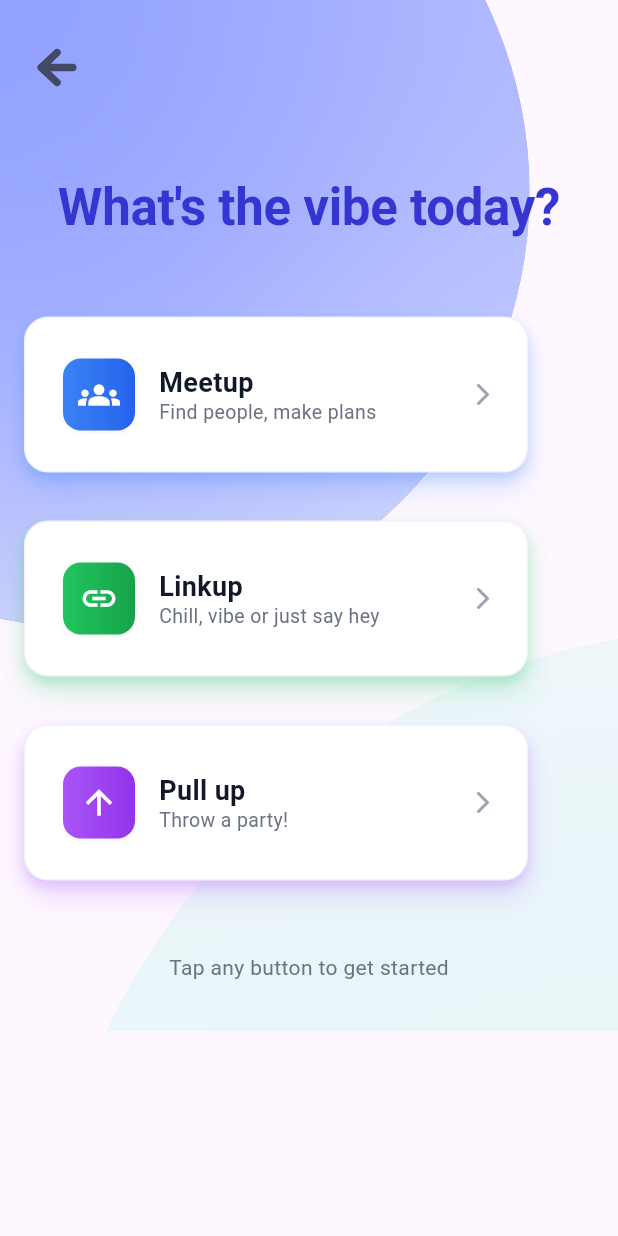
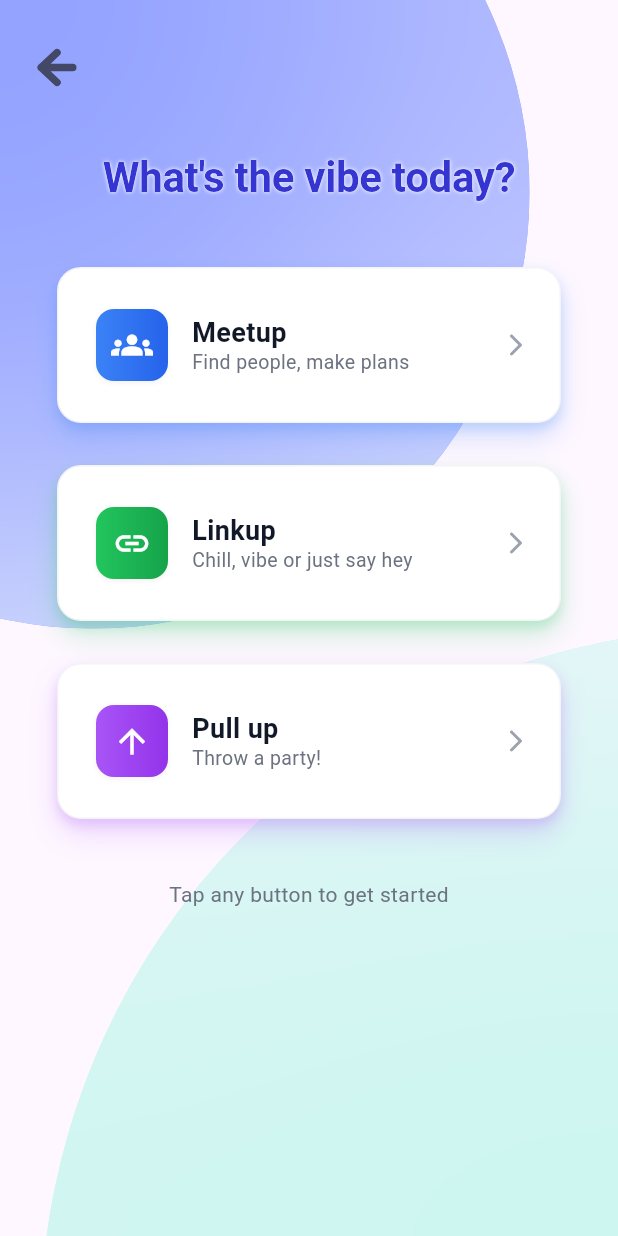
Before and after one commit to jeffreyz0421/LinkUp, a Flutter app: the screen it shows after launch, after a tap on the "add" icon, on a phone screen of 412 x 824 dp. Run offline on Flutter 3.47's test engine with Material 3 defaults, Android fonts, the phone set to English and light mode, and no system bars; our stand-ins replace flutter_dotenv, geocoding, geolocator, image_picker, permission_handler, shared_preferences; missing offline and left inert: mapbox_maps_flutter; network calls fail; statements that could not run were skipped.

Commit message:
Frontend: updated CAS & Links

```diff
--- a/frontend/lib/CAS.dart
+++ b/frontend/lib/CAS.dart
@@ -22,10 +22,11 @@ class CASScreen extends StatelessWidget {
   @override
   Widget build(BuildContext context) {
     return Scaffold(
-      body: Stack(
+      body: SizedBox.expand(
+        child: Stack(
           children: [
             // ------------------------------------------------------------------
-          // Background blobs
+            // Background blobs (stretch to full screen)
             // ------------------------------------------------------------------
             const _BlurCircle(
               diameter: 934,
@@ -66,25 +67,58 @@ class CASScreen extends StatelessWidget {
                       ),
                     ),
 
-                  const SizedBox(height: 48),
+                    const SizedBox(height: 32),
 
-                  // Title
+                    // Title with white outline behind
                     Center(
-                    child: Text(
+                      child: Stack(
+                        children: [
+                          // White glow / outline version
+                          const Text(
                             "What's the vibe today?",
                             textAlign: TextAlign.center,
-                      style: const TextStyle(
-                        fontSize: 34,
+                            maxLines: 1,
+                            overflow: TextOverflow.ellipsis,
+                            style: TextStyle(
+                              fontSize: 28,
+                              fontWeight: FontWeight.w700,
+                              letterSpacing: -0.2,
+                              color: Colors.white,
+                              shadows: [
+                                Shadow(
+                                  offset: Offset(0, 0),
+                                  blurRadius: 3,
+                                  color: Colors.white,
+                                ),
+                              ],
+                            ),
+                          ),
+                          // Real foreground title
+                          const Text(
+                            "What's the vibe today?",
+                            textAlign: TextAlign.center,
+                            maxLines: 1,
+                            overflow: TextOverflow.ellipsis,
+                            style: TextStyle(
+                              fontSize: 28,
                               fontWeight: FontWeight.w700,
                               letterSpacing: -0.2,
                               color: Color(0xFF3535D1),
                             ),
                           ),
+                        ],
+                      ),
                     ),
 
-                  const SizedBox(height: 48),
+                    const SizedBox(height: 40),
 
                     // Action buttons
+                    Center(
+                      child: ConstrainedBox(
+                        constraints: const BoxConstraints(maxWidth: 360),
+                        child: Column(
+                          mainAxisSize: MainAxisSize.min,
+                          children: [
                             _ActionButton(
                               title: 'Meetup',
                               subtitle: 'Find people, make plans',
@@ -95,7 +129,7 @@ class CASScreen extends StatelessWidget {
                               icon: const Icon(Icons.groups, color: Colors.white, size: 28),
                               onTap: () => _open(context, const MeetupScreen()),
                             ),
-                  const SizedBox(height: 32),
+                            const SizedBox(height: 28),
                             _ActionButton(
                               title: 'Linkup',
                               subtitle: 'Chill, vibe or just say hey',
@@ -106,7 +140,7 @@ class CASScreen extends StatelessWidget {
                               icon: const Icon(Icons.link, color: Colors.white, size: 26),
                               onTap: () => _open(context, const LinkupScreen()),
                             ),
-                  const SizedBox(height: 32),
+                            const SizedBox(height: 28),
                             _ActionButton(
                               title: 'Pull up',
                               subtitle: 'Throw a party!',
@@ -114,14 +148,16 @@ class CASScreen extends StatelessWidget {
                                 colors: [Color(0xFFA855F7), Color(0xFF9333EA)],
                               ),
                               shadowColor: const Color(0xFFA855F7),
-                    icon:
-                        const Icon(Icons.arrow_upward, color: Colors.white, size: 26),
+                              icon: const Icon(Icons.arrow_upward, color: Colors.white, size: 26),
                               onTap: () => _open(context, const PullupScreen()),
                             ),
+                          ],
+                        ),
+                      ),
+                    ),
 
-                  const SizedBox(height: 48),
+                    const SizedBox(height: 40),
 
-                  // Bottom helper text
                     const Center(
                       child: Text(
                         'Tap any button to get started',
@@ -137,6 +173,7 @@ class CASScreen extends StatelessWidget {
               ),
             ),
           ],
+        ),
       ),
     );
   }
--- a/frontend/lib/community_screen.dart
+++ b/frontend/lib/community_screen.dart
@@ -210,7 +210,7 @@ class _CommunityScreenState extends State<CommunityScreen> {
       child: Row(mainAxisAlignment: MainAxisAlignment.spaceAround, children: [
         _navItem(Icons.people_alt, 'Friends',
             onTap: () => Navigator.pop(ctx)),           // back to Friends/Map
-        _navItem(Icons.home_rounded, 'Comm',
+        _navItem(Icons.home_rounded, 'Comunity',
             isActive: true, onTap: () {}),
         const SizedBox(width: _centerFabSize),
         _navItem(Icons.link_outlined, 'Links', onTap: () {}),
--- a/frontend/lib/friends_screen.dart
+++ b/frontend/lib/friends_screen.dart
@@ -252,7 +252,7 @@ class _FriendsScreenState extends State<FriendsScreen> {
             children: [
               _navItem(Icons.people_alt,   'Friends',
                   isActive: true, onTap: () {}),
-              _navItem(Icons.home_rounded, 'Comm',    onTap: () {}),
+              _navItem(Icons.home_rounded, 'Comunity',    onTap: () {}),
               const SizedBox(width: _centerFabSize),
               _navItem(Icons.link_outlined, 'Links',  onTap: () {}),
               _navItem(Icons.person_outline,'Profile', onTap: () {
--- a/frontend/lib/main_screen_ui.dart
+++ b/frontend/lib/main_screen_ui.dart
@@ -24,6 +24,7 @@ import 'community_screen.dart';
 import 'profile_screen.dart';
 import 'main_screen_logic.dart';
 import 'session_manager.dart';   // ← added
+import 'links_screen.dart';
 
 /* ───── sizing ───── */
 const double _navBarHeight  = 88.0;
@@ -184,12 +185,15 @@ class _MapScreenState extends MapScreenLogicState<MapScreen> {
                 Navigator.of(ctx).push(MaterialPageRoute(
                     builder: (_) => const FriendsScreen()));
               }),
-              _navItem(Icons.home_rounded, 'Comm', onTap: () {
+              _navItem(Icons.home_rounded, 'Comunity', onTap: () {
                 Navigator.of(ctx).push(MaterialPageRoute(
                     builder: (_) => const CommunityScreen()));
               }),
               const SizedBox(width: _centerFabSize),
-              _navItem(Icons.link_outlined, 'Links', onTap: () {}),
+              _navItem(Icons.link_outlined, 'Links', onTap: () {
+                Navigator.of(ctx).push(MaterialPageRoute(
+                    builder: (_) => const LinksScreen()));
+              }),
               _navItem(Icons.person_outline, 'Profile', onTap: () {
                 Navigator.of(ctx).push(MaterialPageRoute(
                     builder: (_) => const ProfileScreen()));
```
Also changed, not shown: frontend/lib/links_screen.dart (added, +336 -0 lines), frontend/lib/profile_screen.dart (+15 -9 lines), frontend/lib/services/profile_service.dart (+10 -4 lines). Lines whose indentation alone changed are shown as unchanged.
